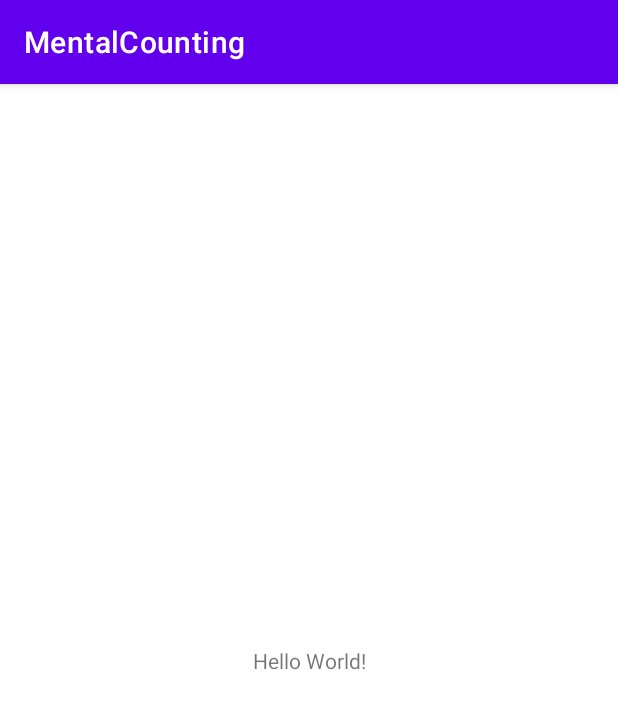
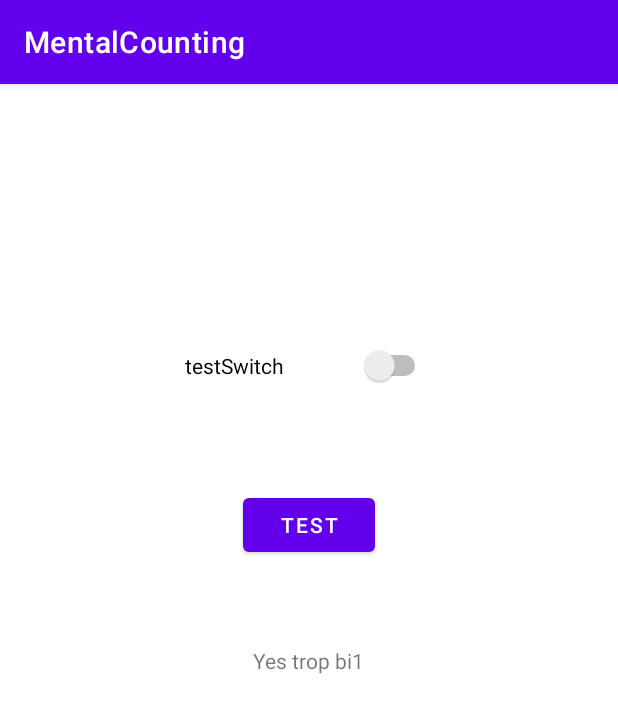
Before and after one commit to vadim-soude/UPJV_DUT2_MentalMath, an Android app: the screen it shows after launch (MainActivity), on a phone screen of 412 x 824 dp. Shown: the top 713 px of the screen. Run offline under Robolectric (Android 15) with nearby library versions, the phone set to English and light mode, and no system bars.

Commit message:
second commit

```diff
--- a/app/src/main/res/layout/activity_main.xml
+++ b/app/src/main/res/layout/activity_main.xml
@@ -7,12 +7,36 @@
     tools:context=".MainActivity">
 
     <TextView
+        android:id="@+id/textView"
         android:layout_width="wrap_content"
         android:layout_height="wrap_content"
-        android:text="Hello World!"
+        android:text="Yes trop bi1"
         app:layout_constraintBottom_toBottomOf="parent"
         app:layout_constraintLeft_toLeftOf="parent"
         app:layout_constraintRight_toRightOf="parent"
         app:layout_constraintTop_toTopOf="parent" />
 
+    <Switch
+        android:id="@+id/switch1"
+        android:layout_width="164dp"
+        android:layout_height="50dp"
+        android:backgroundTint="#FF0000"
+        android:buttonTint="#532997"
+        android:text="testSwitch"
+        app:layout_constraintBottom_toTopOf="@+id/textView"
+        app:layout_constraintEnd_toEndOf="parent"
+        app:layout_constraintHorizontal_bias="0.498"
+        app:layout_constraintStart_toStartOf="parent"
+        app:layout_constraintTop_toTopOf="parent" />
+
+    <Button
+        android:id="@+id/button"
+        android:layout_width="wrap_content"
+        android:layout_height="wrap_content"
+        android:text="Test"
+        app:layout_constraintBottom_toTopOf="@+id/textView"
+        app:layout_constraintEnd_toEndOf="parent"
+        app:layout_constraintStart_toStartOf="parent"
+        app:layout_constraintTop_toBottomOf="@+id/switch1" />
+
 </androidx.constraintlayout.widget.ConstraintLayout>
```
